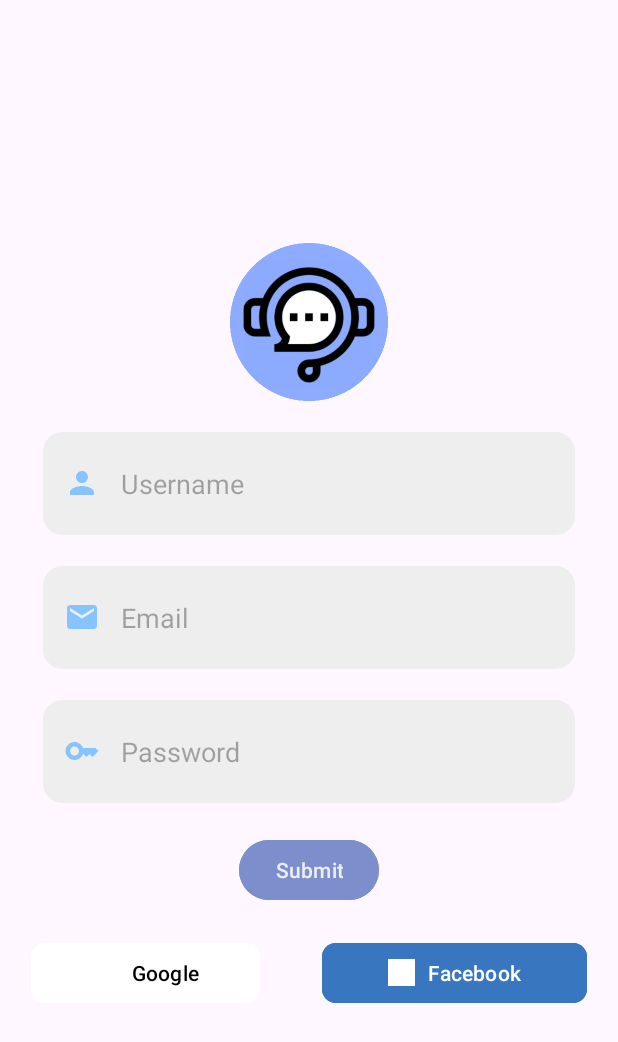
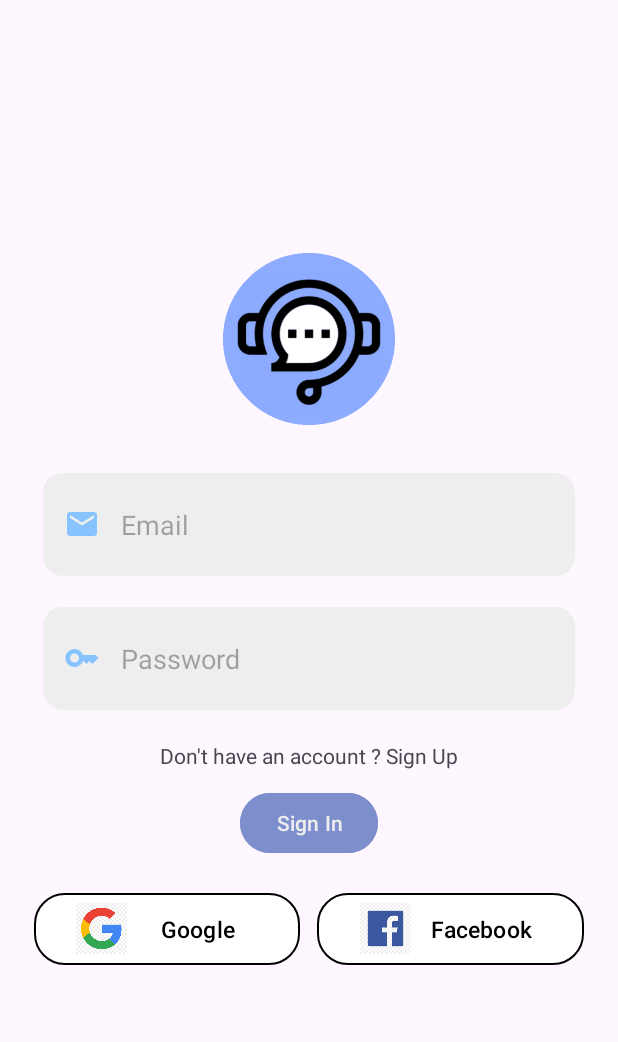
Before and after one commit to Ash-2903/Chat-App, an Android app: the screen it shows after launch (SignUpActivity before the commit, SignInActivity after it), on a phone screen of 412 x 824 dp. Shown: the top 1042 px of the screen. Run offline under Robolectric (Android 15) with nearby library versions, the phone set to English and light mode, and no system bars; our stand-ins replace Firebase (no records; nobody signed in at launch, a user with empty details on screens opened directly); Roboto replaces fonts that are not available here.

```diff
--- /dev/null
+++ b/app/src/main/java/com/example/chatapplication/SignInActivity.java
@@ -0,0 +1,81 @@
+package com.example.chatapplication;
+
+import androidx.annotation.NonNull;
+import androidx.appcompat.app.AppCompatActivity;
+
+import android.app.AlertDialog;
+import android.content.Intent;
+import android.os.Bundle;
+import android.view.View;
+import android.widget.Toast;
+
+import com.example.chatapplication.databinding.ActivitySignInBinding;
+import com.google.android.gms.tasks.OnCompleteListener;
+import com.google.android.gms.tasks.Task;
+import com.google.firebase.auth.AuthResult;
+import com.google.firebase.auth.FirebaseAuth;
+import com.google.firebase.database.FirebaseDatabase;
+
+public class SignInActivity extends AppCompatActivity {
+
+    ActivitySignInBinding binding;
+    FirebaseAuth mAuth;
+    FirebaseDatabase database;
+    @Override
+    protected void onCreate(Bundle savedInstanceState) {
+        super.onCreate(savedInstanceState);
+        binding = ActivitySignInBinding.inflate(getLayoutInflater());
+        setContentView(binding.getRoot());
+
+        mAuth = FirebaseAuth.getInstance();
+        database = FirebaseDatabase.getInstance();
+
+        // dialog box
+        android.app.AlertDialog.Builder builder = new android.app.AlertDialog.Builder(this);
+        builder.setView(R.layout.layout_loading_dialog);
+        AlertDialog dialog = builder.create();
+
+        binding.submit.setOnClickListener(new View.OnClickListener() {
+            @Override
+            public void onClick(View v) {
+
+                //Toast.makeText(SignInActivity.this, "btn pressed", Toast.LENGTH_SHORT).show();
+                String email = binding.emailInput.getText().toString();
+                String pwd = binding.passwordInput.getText().toString();
+
+                if(!email.isEmpty() && !pwd.isEmpty()) {
+                    dialog.show();
+                    mAuth.signInWithEmailAndPassword(email,pwd)
+                            .addOnCompleteListener(new OnCompleteListener<AuthResult>() {
+                                @Override
+                                public void onComplete(@NonNull Task<AuthResult> task) {
+                                    dialog.dismiss();
+                                    if(task.isSuccessful()) {
+                                        Intent intent = new Intent(SignInActivity.this,MainActivity.class);
+                                        startActivity(intent);
+                                    } else {
+                                        Toast.makeText(SignInActivity.this, task.getException().getMessage(), Toast.LENGTH_SHORT).show();
+                                    }
+                                }
+                            });
+                } else {
+                    Toast.makeText(SignInActivity.this, "Enter credentials", Toast.LENGTH_SHORT).show();
+                }
+            }
+        });
+
+        if(mAuth.getCurrentUser()!=null) {
+            Intent intent = new Intent(SignInActivity.this, MainActivity.class);
+            startActivity(intent);
+        }
+
+        binding.txtSignUp.setOnClickListener(new View.OnClickListener() {
+            @Override
+            public void onClick(View v) {
+                Intent intent = new Intent(SignInActivity.this, SignUpActivity.class);
+                startActivity(intent);
+            }
+        });
+
+    }
+}
--- /dev/null
+++ b/app/src/main/res/drawable/button_rounded.xml
@@ -0,0 +1,6 @@
+<?xml version="1.0" encoding="utf-8"?>
+<shape xmlns:android="http://schemas.android.com/apk/res/android">
+    <solid android:color="#FFFFFF" /> <!-- Background color -->
+    <corners android:radius="20dp" /> <!-- Radius for rounded corners -->
+    <stroke android:width="@dimen/dp1"/>
+</shape>
--- /dev/null
+++ b/app/src/main/res/layout/activity_sign_in.xml
@@ -0,0 +1,161 @@
+<?xml version="1.0" encoding="utf-8"?>
+<LinearLayout xmlns:android="http://schemas.android.com/apk/res/android"
+    xmlns:app="http://schemas.android.com/apk/res-auto"
+    xmlns:tools="http://schemas.android.com/tools"
+    android:layout_width="match_parent"
+    android:layout_height="match_parent"
+    style="@style/backgroundColor"
+    android:gravity="center"
+    android:orientation="vertical"
+    tools:context=".SignUpActivity">
+
+    <ScrollView
+        android:layout_width="match_parent"
+        android:layout_height="wrap_content">
+        <LinearLayout
+            android:layout_width="match_parent"
+            android:layout_height="wrap_content"
+            android:gravity="center"
+            android:orientation="vertical">
+
+            <ImageView
+                android:id="@+id/imageView"
+                android:layout_width="match_parent"
+                android:layout_height="@dimen/dp120"
+                android:paddingTop="@dimen/dp28"
+                android:padding="@dimen/dp10"
+                android:contentDescription="@string/app_icon"
+                android:src="@drawable/chat_app_icon_circle" />
+
+
+            <EditText
+                android:id="@+id/email_input"
+                android:layout_width="match_parent"
+                style="@style/sign_up"
+                android:layout_height="@dimen/dp60"
+                android:layout_marginStart="@dimen/dp25"
+                android:layout_marginEnd="@dimen/dp25"
+                android:layout_marginTop="@dimen/dp18"
+                android:background="@drawable/custom_edit_text_rounded"
+                android:drawableStart="@drawable/baseline_email_24"
+                android:drawablePadding="@dimen/dp12"
+                android:hint="@string/email"
+                android:inputType="textEmailAddress"
+                android:paddingStart="@dimen/dp12"
+                android:paddingEnd="@dimen/dp12" />
+
+            <EditText
+                android:id="@+id/password_input"
+                android:layout_width="match_parent"
+                style="@style/sign_up"
+                android:layout_height="@dimen/dp60"
+                android:layout_marginStart="@dimen/dp25"
+                android:layout_marginEnd="@dimen/dp25"
+                android:layout_marginTop="@dimen/dp18"
+                android:layout_marginBottom="@dimen/dp18"
+                android:background="@drawable/custom_edit_text_rounded"
+                android:drawableStart="@drawable/baseline_key_24"
+                android:drawablePadding="@dimen/dp12"
+                android:hint="@string/password"
+                android:inputType="textPassword"
+                android:paddingStart="@dimen/dp12"
+                android:paddingEnd="@dimen/dp12" />
+
+            <TextView
+                android:id="@+id/txtSignUp"
+                android:layout_width="wrap_content"
+                android:layout_height="wrap_content"
+                android:paddingBottom="@dimen/dp10"
+                android:text="@string/txtSignUp"/>
+
+            <Button
+                android:id="@+id/submit"
+                android:layout_width="wrap_content"
+                android:layout_height="wrap_content"
+                android:backgroundTint="@color/light_blue"
+                android:textColor="@color/bg_grey_light"
+                android:text="@string/sign_in" />
+
+            <LinearLayout
+                android:layout_width="match_parent"
+                android:layout_height="match_parent"
+                android:padding="@dimen/dp20"
+                android:orientation="horizontal">
+
+                <androidx.appcompat.widget.LinearLayoutCompat
+                    android:layout_width="wrap_content"
+                    android:layout_height="wrap_content"
+                    android:orientation="horizontal"
+                    android:paddingEnd="@dimen/dp10"
+                    android:paddingStart="@dimen/dp1"
+                    android:clickable="true"
+                    android:focusable="true"
+                    android:layout_weight="1"
+                    android:background="@drawable/button_rounded"
+                    android:gravity="center">
+                    <ImageButton
+                        android:layout_width="@dimen/dp30"
+                        android:layout_height="@dimen/dp30"
+                        android:background="@color/white"
+                        android:layout_marginStart="@dimen/dp10"
+                        android:src="@drawable/ic_google"
+                        android:scaleType="centerCrop"/>
+
+                    <Button
+                        android:id="@+id/google_signUp"
+                        android:layout_width="wrap_content"
+                        android:layout_height="wrap_content"
+                        android:layout_alignParentTop="true"
+                        android:layout_centerHorizontal="true"
+                        android:backgroundTint="@color/white"
+                        android:paddingStart="@dimen/dp9"
+                        android:paddingEnd="@dimen/dp4"
+                        android:text="@string/google"
+                        android:textColor="@color/black"
+                        android:textSize="15sp"
+                        app:cornerRadius="@dimen/dp1" />
+                </androidx.appcompat.widget.LinearLayoutCompat>
+
+
+
+                <androidx.appcompat.widget.LinearLayoutCompat
+                    android:layout_width="wrap_content"
+                    android:layout_height="wrap_content"
+                    android:orientation="horizontal"
+                    android:paddingEnd="@dimen/dp10"
+                    android:paddingStart="@dimen/dp1"
+                    android:layout_weight="1"
+                    android:layout_marginStart="@dimen/dp10"
+                    android:background="@drawable/button_rounded"
+                    android:gravity="center">
+                    <ImageButton
+                        android:layout_width="@dimen/dp30"
+                        android:layout_height="@dimen/dp30"
+                        android:background="@color/white"
+                        android:layout_marginStart="@dimen/dp10"
+                        android:src="@drawable/ic_fb"
+                        android:scaleType="centerCrop"/>
+                    <Button
+                        android:id="@+id/fb_signUp"
+                        android:layout_width="wrap_content"
+                        android:layout_height="wrap_content"
+                        android:text="@string/facebook"
+                        android:clickable="false"
+                        android:textColor="@color/black"
+                        android:backgroundTint="@color/white"
+                        android:textSize="15sp"
+                        android:paddingStart="@dimen/dp9"
+                        android:paddingEnd="@dimen/dp4"
+                        android:layout_alignParentTop="true"
+                        app:cornerRadius="@dimen/dp1"
+                        android:layout_centerHorizontal="true"/>
+
+                </androidx.appcompat.widget.LinearLayoutCompat>
+
+
+            </LinearLayout>
+
+
+        </LinearLayout>
+    </ScrollView>
+</LinearLayout>
--- a/app/src/main/res/values/strings.xml
+++ b/app/src/main/res/values/strings.xml
@@ -6,4 +6,10 @@
     <string name="password">Password</string>
     <string name="username">Username</string>
     <string name="submit">Submit</string>
+    <string name="sign_up">Sign up</string>
+    <string name="facebook">Facebook</string>
+    <string name="google">Google</string>
+    <string name="sign_in">Sign In</string>
+    <string name="txtSignIn">Already have an account ? Sign In</string>
+    <string name="txtSignUp">Don\'t have an account ? Sign Up</string>
 </resources>
```
Also changed, not shown: app/build.gradle (+9 -0 lines), app/src/main/AndroidManifest.xml (+6 -1 lines), app/src/main/java/com/example/chatapplication/SignUpActivity.java (+84 -2 lines), app/src/main/java/com/example/chatapplication/models/Users.java (added, +82 -0 lines), app/src/main/res/layout/activity_sign_up.xml (+74 -36 lines), app/src/main/res/layout/layout_loading_dialog.xml (added, +19 -0 lines).
